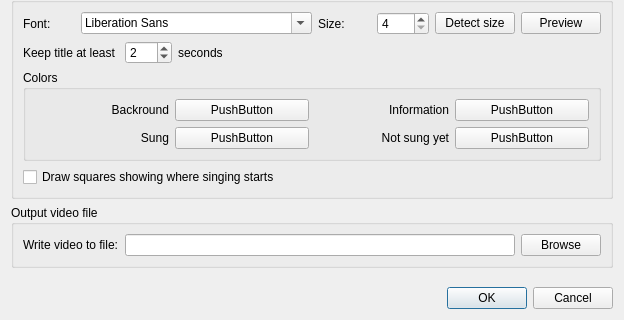
gyunaev/karlyriceditor, file src/video_export_params.ui: the form before one commit; both pictures show x 0 to 624 and y 157 to 477 of the 624 by 477 pixel window.
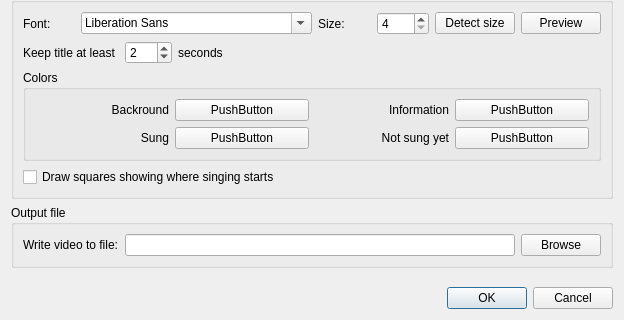
The form after the commit. Custom widgets are drawn as their Qt base class.

Diff of the .ui file:
```diff
--- a/src/video_export_params.ui
+++ b/src/video_export_params.ui
@@ -380,7 +380,7 @@
    <item>
     <widget class="QGroupBox" name="groupBox_2">
      <property name="title">
-      <string>Output video file</string>
+      <string>Output file</string>
      </property>
      <layout class="QHBoxLayout" name="horizontalLayout_2">
       <item>
```
Left out of the diff: 4 changed lines with no effect on the pictures.
